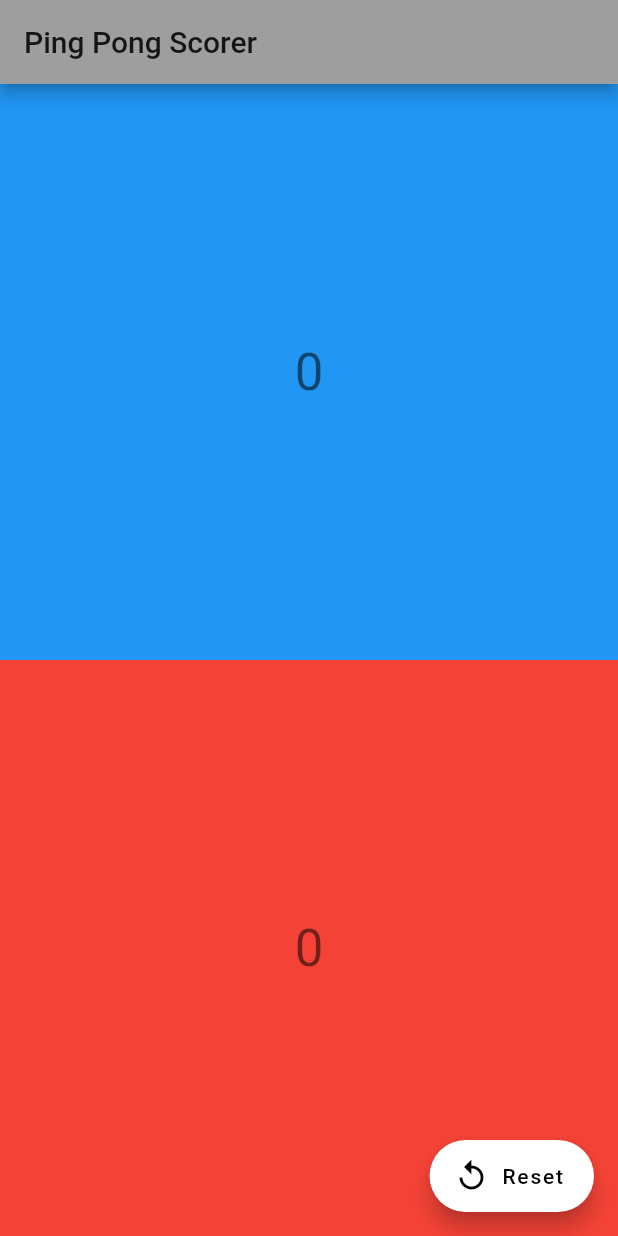
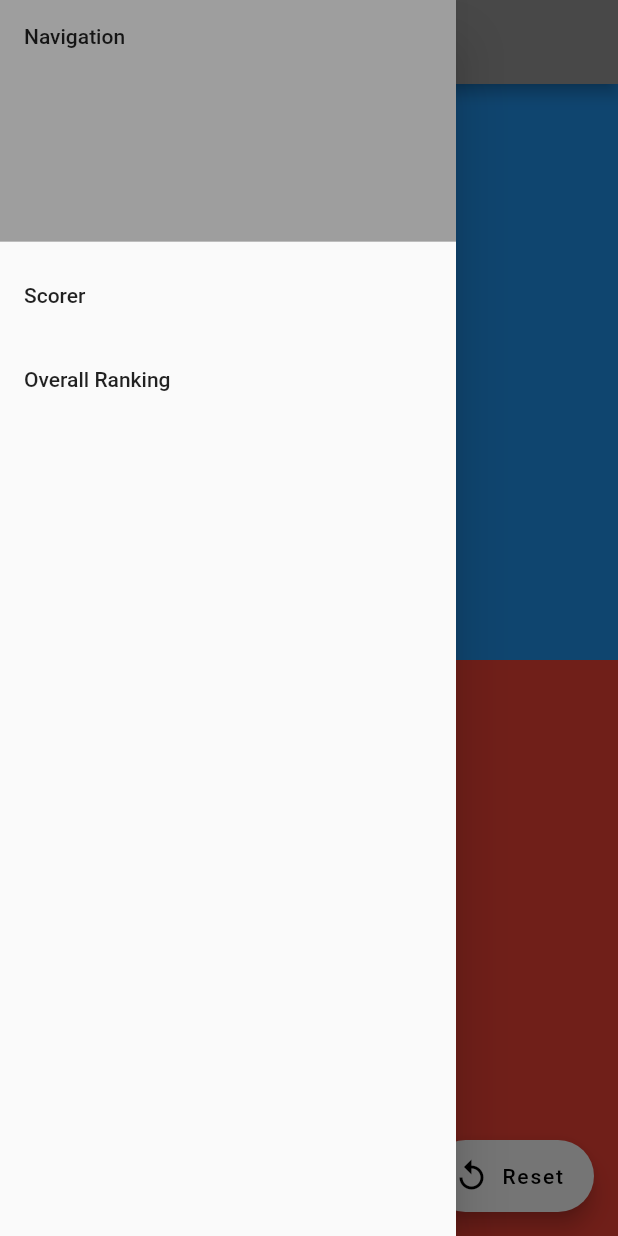
Before and after one commit to LouisWhite15/PingPongScorer, a Flutter app: the screen it shows after launch, with the side drawer open (before the commit the screen has no drawer), on a phone screen of 412 x 824 dp. Run offline on Flutter 3.47's test engine with Material 2 defaults, Android fonts, the phone set to English and light mode, and no system bars.

Commit message:
Added navigation bar

```diff
--- a/lib/scorer.dart
+++ b/lib/scorer.dart
@@ -43,6 +43,33 @@ class _PingPongScorerState extends State<PingPongScorer>
     return Scaffold(
       appBar: AppBar(
         title: Text("Ping Pong Scorer")),
+      drawer: Drawer(
+        child: ListView(
+          padding: EdgeInsets.zero,
+          children: <Widget>[
+            DrawerHeader(
+              child: Text("Navigation"),
+              decoration: BoxDecoration(
+                color: Colors.grey
+              ),
+            ),
+            ListTile(
+              title: Text("Scorer"),
+              onTap: () {
+                // Navigate to home
+                Navigator.pop(context);
+              }
+            ),
+            ListTile(
+              title: Text("Overall Ranking"),
+              onTap: () {
+                // Navigate to new page
+                Navigator.pop(context);
+              }
+            ),
+          ],
+        )
+      ),
       body: Column(
         children: [
           Expanded(
```
